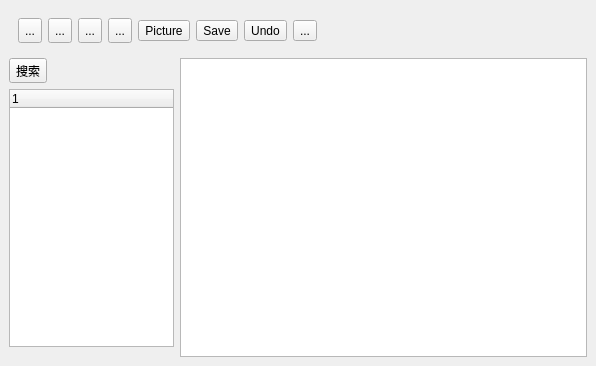
First picture: the form in App/mainwindow.ui, repository sandeepxi/LifeNote, before the edit.
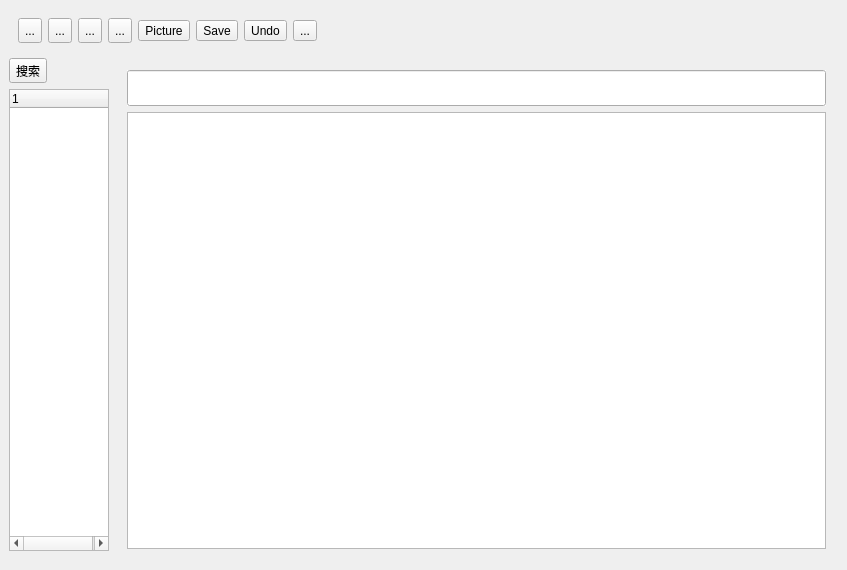
Second picture: the form after the edit.

Commit message: add titleLineEdit and set layout-spacing

What changed in the file:
```diff
--- a/App/mainwindow.ui
+++ b/App/mainwindow.ui
@@ -6,8 +6,8 @@
    <rect>
     <x>0</x>
     <y>0</y>
-    <width>596</width>
-    <height>366</height>
+    <width>847</width>
+    <height>570</height>
    </rect>
   </property>
   <property name="windowTitle">
@@ -163,7 +163,7 @@
          </property>
          <property name="maximumSize">
           <size>
-           <width>165</width>
+           <width>100</width>
            <height>16777215</height>
           </size>
          </property>
@@ -222,7 +222,59 @@
         </widget>
        </item>
        <item>
-        <widget class="QTextEdit" name="textEdit"/>
+        <widget class="QWidget" name="editWidget" native="true">
+         <layout class="QVBoxLayout" name="verticalLayout_3">
+          <property name="spacing">
+           <number>-1</number>
+          </property>
+          <property name="leftMargin">
+           <number>12</number>
+          </property>
+          <property name="topMargin">
+           <number>12</number>
+          </property>
+          <property name="rightMargin">
+           <number>12</number>
+          </property>
+          <property name="bottomMargin">
+           <number>12</number>
+          </property>
+          <item>
+           <widget class="QLineEdit" name="titleLineEdit">
+            <property name="enabled">
+             <bool>true</bool>
+            </property>
+            <property name="minimumSize">
+             <size>
+              <width>0</width>
+              <height>35</height>
+             </size>
+            </property>
+            <property name="font">
+             <font>
+              <pointsize>18</pointsize>
+             </font>
+            </property>
+            <property name="contextMenuPolicy">
+             <enum>Qt::DefaultContextMenu</enum>
+            </property>
+            <property name="autoFillBackground">
+             <bool>true</bool>
+            </property>
+           </widget>
+          </item>
+          <item>
+           <widget class="QTextEdit" name="textEdit">
+            <property name="autoFillBackground">
+             <bool>false</bool>
+            </property>
+            <property name="styleSheet">
+             <string notr="true"/>
+            </property>
+           </widget>
+          </item>
+         </layout>
+        </widget>
        </item>
       </layout>
      </widget>
```
The commit also changes 1 other file.
